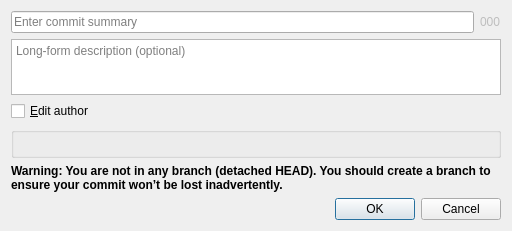
First picture: the form in gitfourchette/forms/commitdialog.ui, repository weblate/gitfourchette, before the edit.
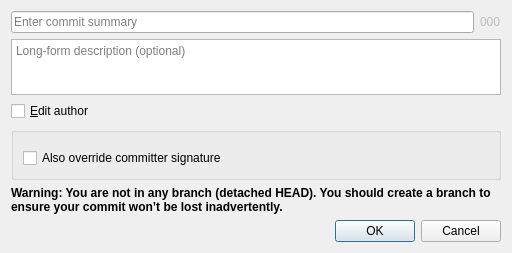
Second picture: the form after the edit. Custom widgets are drawn as their Qt base class.

Diff of the .ui file:
```diff
--- a/gitfourchette/forms/commitdialog.ui
+++ b/gitfourchette/forms/commitdialog.ui
@@ -72,10 +72,24 @@
      <property name="checkable">
       <bool>false</bool>
      </property>
-     <layout class="QHBoxLayout" name="horizontalLayout">
+     <layout class="QVBoxLayout" name="verticalLayout_2">
       <item>
        <widget class="SignatureForm" name="authorSignature" native="true"/>
       </item>
+      <item>
+       <widget class="QCheckBox" name="overrideCommitterSignature">
+        <property name="toolTip">
+         <string>&lt;p&gt;Check this to use the same custom signature for the author and committer.&lt;/p&gt;
+&lt;p&gt;If you uncheck this, only the author will be overridden, and the committer will be set to: {0}.&lt;/p&gt;</string>
+        </property>
+        <property name="text">
+         <string>Also override committer signature</string>
+        </property>
+        <property name="checked">
+         <bool>false</bool>
+        </property>
+       </widget>
+      </item>
      </layout>
     </widget>
    </item>
```
